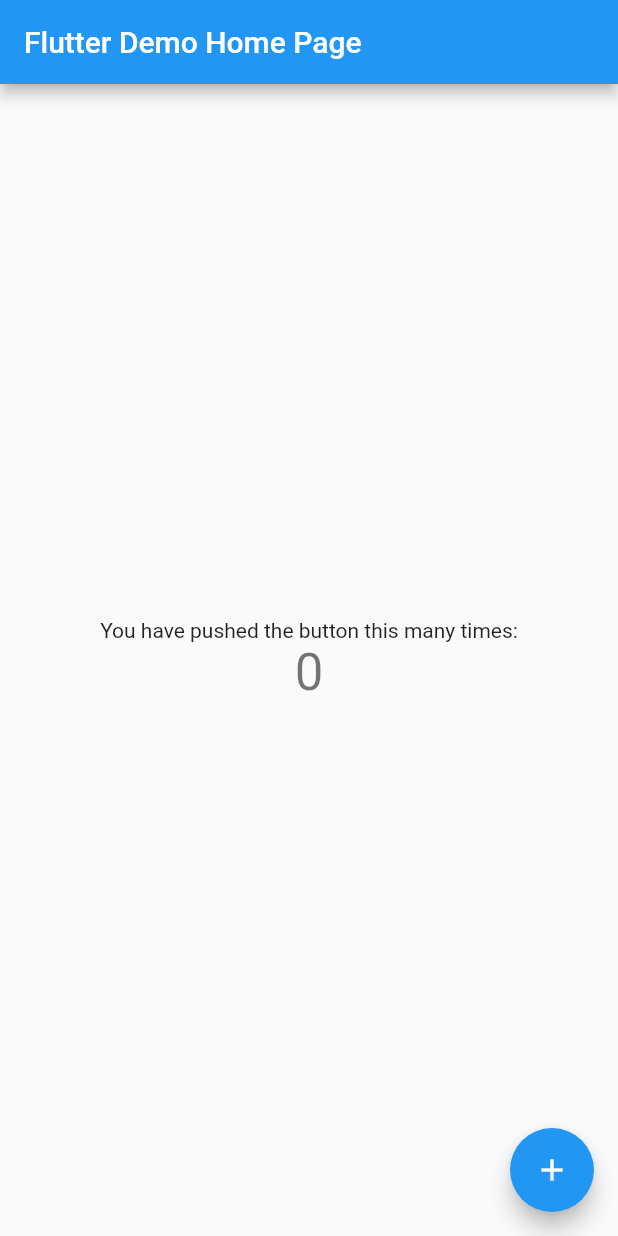
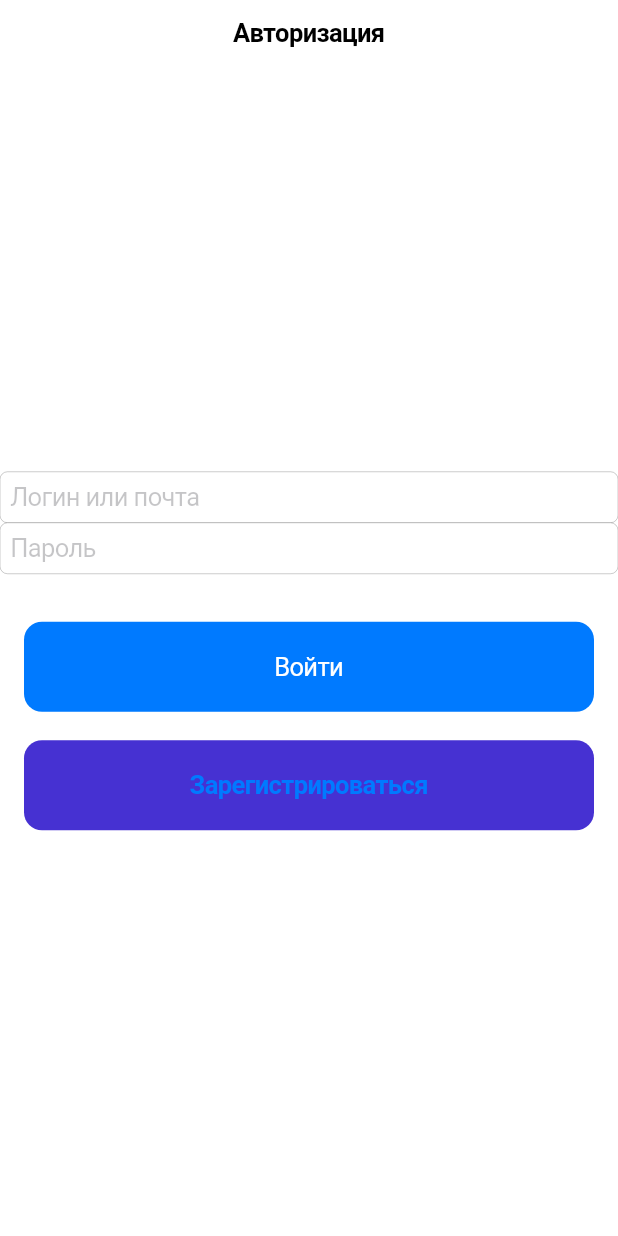
Before and after one commit to aabitbekov/My1App, a Flutter app: the screen it shows after launch, on a phone screen of 412 x 824 dp. Run offline on Flutter 3.47's test engine with Material 2 defaults, Android fonts, the phone set to English and light mode, and no system bars.

Commit message:
Change button

```diff
--- a/lib/main.dart
+++ b/lib/main.dart
@@ -1,4 +1,6 @@
+import 'package:flutter/cupertino.dart';
 import 'package:flutter/material.dart';
+import 'package:flutter_application_1/src/sreens/src_auth.dart';
 
 void main() {
   runApp(MyApp());
@@ -8,21 +10,8 @@ class MyApp extends StatelessWidget {
   // This widget is the root of your application.
   @override
   Widget build(BuildContext context) {
-    return MaterialApp(
-      title: 'Flutter Demo',
-      theme: ThemeData(
-        // This is the theme of your application.
-        //
-        // Try running your application with "flutter run". You'll see the
-        // application has a blue toolbar. Then, without quitting the app, try
-        // changing the primarySwatch below to Colors.green and then invoke
-        // "hot reload" (press "r" in the console where you ran "flutter run",
-        // or simply save your changes to "hot reload" in a Flutter IDE).
-        // Notice that the counter didn't reset back to zero; the application
-        // is not restarted.
-        primarySwatch: Colors.blue,
-      ),
-      home: MyHomePage(title: 'Flutter Demo Home Page'),
+    return CupertinoApp(
+      home: AuthScreen(),
     );
   }
 }
--- /dev/null
+++ b/lib/src/sreens/src_auth.dart
@@ -0,0 +1,53 @@
+import 'package:flutter/cupertino.dart';
+import 'package:flutter/material.dart';
+
+class AuthScreen extends StatelessWidget {
+  const AuthScreen({Key? key}) : super(key: key);
+
+  @override
+  Widget build(BuildContext context) {
+    return CupertinoPageScaffold(
+      navigationBar: CupertinoNavigationBar(
+        middle: Text('Авторизация'),
+      ),
+      child: SafeArea(
+        child: Column(
+          mainAxisAlignment: MainAxisAlignment.center,
+          crossAxisAlignment: CrossAxisAlignment.stretch,
+          children: [
+            CupertinoTextField(
+              placeholder: 'Логин или почта',
+            ),
+            CupertinoTextField(
+              placeholder: 'Пароль',
+            ),
+            SizedBox(height: 32),
+            Padding(
+              padding: const EdgeInsets.symmetric(horizontal: 16),
+              child: CupertinoButton.filled(
+                padding: const EdgeInsets.symmetric(vertical: 20),
+                child: Text('Войти'),
+                onPressed: () {},
+              ),
+            ),
+            SizedBox(height: 19),
+            Padding(
+              padding: const EdgeInsets.symmetric(horizontal: 16),
+              child: CupertinoButton(
+                padding: const EdgeInsets.symmetric(vertical: 20),
+                color: Color(0xFF4631D2),
+                child: Text(
+                  'Зарегистрироваться',
+                  style: TextStyle(
+                    fontWeight: FontWeight.bold,
+                  ),
+                ),
+                onPressed: () {},
+              ),
+            ),
+          ],
+        ),
+      ),
+    );
+  }
+}
```
